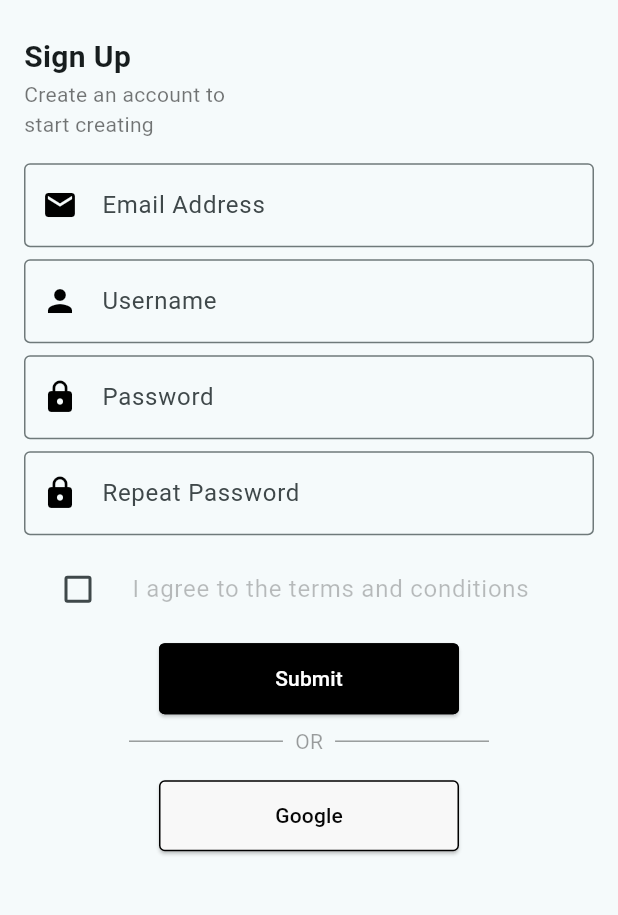
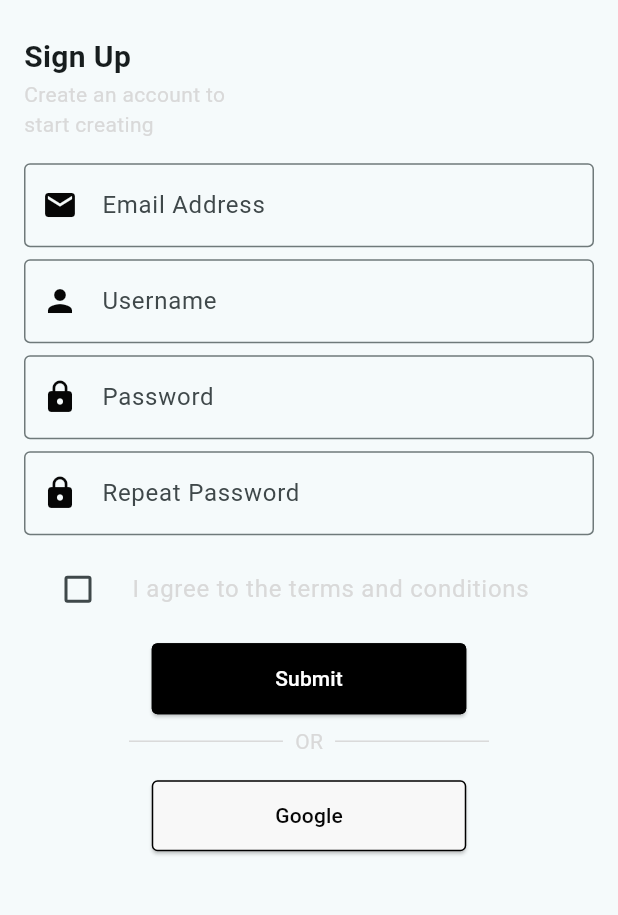
Before and after one commit to Damigrace1/SketchIt, a Flutter app: the SignUpPage screen opened directly, on a phone screen of 412 x 824 dp, the part 58-973 px from its top. Run offline on Flutter 3.47's test engine with Material 3 defaults, Android fonts, the phone set to English and light mode, and no system bars; our stand-ins replace flutter_screenutil, get; missing offline and left inert: flutter_drawing_board, stack_board.

Commit message:
Fix/add the screen util on all the dimensions

```diff
--- a/lib/screens/signup_screen.dart
+++ b/lib/screens/signup_screen.dart
@@ -2,6 +2,7 @@ import 'package:flutter/material.dart';
 import 'package:flutter_screenutil/flutter_screenutil.dart';
 // import 'package:flutter_screenutil/flutter_screenutil.dart';
 import 'package:get/get.dart';
+import 'package:sketch_it/screens/editor/editing_screen.dart';
 import 'package:sketch_it/screens/widgets/custom_button.dart';
 import 'package:sketch_it/utils/colors.dart';
 
@@ -42,7 +43,7 @@ class SignUpPage extends StatelessWidget {
               ),
               const Text(
                 'Create an account to \nstart creating',
-                style: TextStyle(color: Colors.black54),
+                style: TextStyle(color: kGrey),
               ),
               const SizedBox(height: 16),
               TextField(
@@ -51,7 +52,7 @@ class SignUpPage extends StatelessWidget {
                   labelText: 'Email Address',
                   prefixIcon: Icon(
                     Icons.email,
-                    color: Colors.black,
+                    color: kPrimary,
                   ),
                   border: OutlineInputBorder(),
                 ),
@@ -61,7 +62,7 @@ class SignUpPage extends StatelessWidget {
                 controller: controller.usernameController,
                 decoration: const InputDecoration(
                   labelText: 'Username',
-                  prefixIcon: Icon(Icons.person, color: Colors.black),
+                  prefixIcon: Icon(Icons.person, color: kPrimary),
                   border: OutlineInputBorder(),
                 ),
               ),
@@ -71,7 +72,7 @@ class SignUpPage extends StatelessWidget {
                 obscureText: true,
                 decoration: const InputDecoration(
                   labelText: 'Password',
-                  prefixIcon: Icon(Icons.lock, color: Colors.black),
+                  prefixIcon: Icon(Icons.lock, color: kPrimary),
                   border: OutlineInputBorder(),
                 ),
               ),
@@ -81,7 +82,7 @@ class SignUpPage extends StatelessWidget {
                 obscureText: true,
                 decoration: const InputDecoration(
                   labelText: 'Repeat Password',
-                  prefixIcon: Icon(Icons.lock, color: Colors.black),
+                  prefixIcon: Icon(Icons.lock, color: kPrimary),
                   border: OutlineInputBorder(),
                 ),
               ),
@@ -90,7 +91,7 @@ class SignUpPage extends StatelessWidget {
                     activeColor: kPrimary,
                     title: const Text(
                       'I agree to the terms and conditions',
-                      style: TextStyle(color: Colors.black26),
+                      style: TextStyle(color: kGrey),
                     ),
                     value: controller.termsAccepted.value,
                     onChanged: controller.toggleTerms,
@@ -99,7 +100,7 @@ class SignUpPage extends StatelessWidget {
               const SizedBox(height: 8),
               Center(
                 child: CustomButton(
-                  width: 200,
+                  width: 200.w,
                   text: 'Submit',
                   onPressed: () {},
                 ),
@@ -110,7 +111,7 @@ class SignUpPage extends StatelessWidget {
                   Expanded(
                       child: Divider(
                     thickness: 1.0,
-                    color: Colors.black38,
+                    color: kGrey,
                     indent: 70,
                     // endIndent: 70,
                   )),
@@ -118,13 +119,13 @@ class SignUpPage extends StatelessWidget {
                     padding: EdgeInsets.symmetric(horizontal: 8.0),
                     child: Text(
                       'OR',
-                      style: TextStyle(color: Colors.black38),
+                      style: TextStyle(color: kGrey),
                     ),
                   ),
                   Expanded(
                       child: Divider(
                     thickness: 1.0,
-                    color: Colors.black38,
+                    color: kGrey,
                     endIndent: 70,
                   )),
                 ],
@@ -134,9 +135,11 @@ class SignUpPage extends StatelessWidget {
                 child: CustomButton(
                   fillColor: kGrey1,
                   textColor: kPrimary,
-                  width: 200,
+                  width: 200.w,
                   text: 'Google',
-                  onPressed: () {},
+                  onPressed: () {
+                    Get.offAll(EditingScreen());
+                  },
                 ),
               )
             ],
--- a/lib/utils/colors.dart
+++ b/lib/utils/colors.dart
@@ -1,5 +1,5 @@
 import 'package:flutter/material.dart';
 
- const  Color  kPrimary = Color(0xff060606);
- const  Color  kGrey = Color(0xffD9D9D9);
- const  Color  kGrey1 = Color(0xffF8F8F8);
+const Color kPrimary = Color(0xff060606);
+const Color kGrey = Color(0xffD9D9D9);
+const Color kGrey1 = Color(0xffF8F8F8);
--- a/pubspec.yaml
+++ b/pubspec.yaml
@@ -36,9 +36,10 @@ dependencies:
   # The following adds the Cupertino Icons font to your application.
   # Use with the CupertinoIcons class for iOS style icons.
   cupertino_icons: ^1.0.6
-  flutter_drawing_board: ^0.8.1
+  flutter_drawing_board: ^0.7.0+2
   flutter_screenutil: ^5.9.0
   get: ^4.6.6
+  stack_board: ^0.2.6+1
 
 
 dev_dependencies:
```
Also changed, not shown: lib/screens/editor/editing_screen.dart (+113 -12 lines), lib/screens/widgets/add_text_widget.dart (added, +34 -0 lines), lib/utils/common_functions.dart (+11 -6 lines), assets/icons/text.png (added), pubspec.lock.
